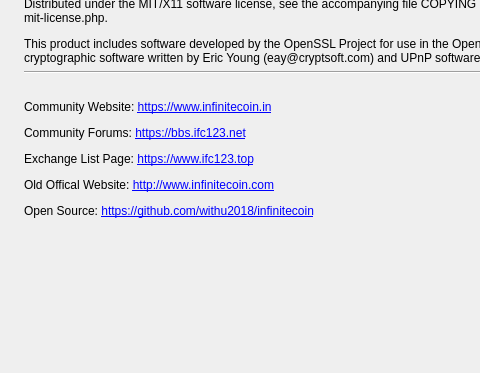
Above: src/qt/forms/aboutdialog.ui from infinitecoin/infinitecoin before the change; both pictures show x 0 to 480 and y 215 to 588 of the 714 by 588 pixel window. Below: the same form after it.
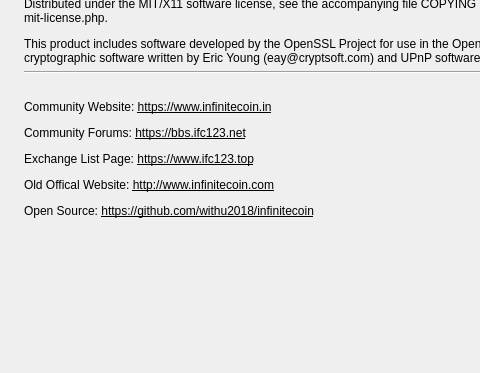
That is the form after the change. Icons and pictures are not drawn.

Commit message: add community links to about page

Diff of the .ui file:
```diff
--- a/src/qt/forms/aboutdialog.ui
+++ b/src/qt/forms/aboutdialog.ui
@@ -190,7 +190,7 @@
         <enum>Qt::DefaultContextMenu</enum>
        </property>
        <property name="text">
-        <string notr="true">&lt;html&gt;&lt;head/&gt;&lt;body&gt;&lt;p&gt;Community Website: &lt;a href=&quot;https://www.infinitecoin.in&quot;&gt;&lt;span style=&quot; text-decoration: underline; color:#0000ff;&quot;&gt;https://www.infinitecoin.in&lt;/span&gt;&lt;/a&gt;&lt;/p&gt;&lt;p&gt;Community Forums: &lt;a href=&quot;https://bbs.ifc123.net&quot;&gt;&lt;span style=&quot; text-decoration: underline; color:#0000ff;&quot;&gt;https://bbs.ifc123.net&lt;/span&gt;&lt;/a&gt;&lt;/p&gt;&lt;p&gt;Exchange List Page: &lt;a href=&quot;https://www.ifc123.top&quot;&gt;&lt;span style=&quot; text-decoration: underline; color:#0000ff;&quot;&gt;https://www.ifc123.top&lt;/span&gt;&lt;/a&gt;&lt;/p&gt;&lt;p&gt;Old Offical Website: &lt;a href=&quot;http://www.infinitecoin.com&quot;&gt;&lt;span style=&quot; text-decoration: underline; color:#0000ff;&quot;&gt;http://www.infinitecoin.com&lt;/span&gt;&lt;/a&gt;&lt;/p&gt;&lt;p&gt;Open Source: &lt;a href=&quot;https://github.com/withu2018/infinitecoin&quot;&gt;&lt;span style=&quot; text-decoration: underline; color:#0000ff;&quot;&gt;https://github.com/withu2018/infinitecoin&lt;/span&gt;&lt;/a&gt;&lt;/p&gt;&lt;p&gt;&lt;br/&gt;&lt;/p&gt;&lt;/body&gt;&lt;/html&gt;</string>
+        <string notr="true">&lt;html&gt;&lt;head/&gt;&lt;body&gt;&lt;p&gt;&lt;span style=&quot; color:#000000;&quot;&gt;Community Website: &lt;/span&gt;&lt;a href=&quot;https://www.infinitecoin.in&quot;&gt;&lt;span style=&quot; color:#000000;&quot;&gt;https://www.infinitecoin.in&lt;/span&gt;&lt;/a&gt;&lt;/p&gt;&lt;p&gt;&lt;span style=&quot; color:#000000;&quot;&gt;Community Forums:  &lt;/span&gt;&lt;a href=&quot;https://bbs.ifc123.net&quot;&gt;&lt;span style=&quot; color:#000000;&quot;&gt;https://bbs.ifc123.net&lt;/span&gt;&lt;/a&gt;&lt;/p&gt;&lt;p&gt;&lt;span style=&quot; color:#000000;&quot;&gt;Exchange List Page:  &lt;/span&gt;&lt;a href=&quot;https://www.ifc123.top&quot;&gt;&lt;span style=&quot; color:#000000;&quot;&gt;https://www.ifc123.top&lt;/span&gt;&lt;/a&gt;&lt;/p&gt;&lt;p&gt;&lt;span style=&quot; color:#000000;&quot;&gt;Old Offical Website:  &lt;/span&gt;&lt;a href=&quot;http://www.infinitecoin.com&quot;&gt;&lt;span style=&quot; color:#000000;&quot;&gt;http://www.infinitecoin.com&lt;/span&gt;&lt;/a&gt;&lt;/p&gt;&lt;p&gt;&lt;span style=&quot; color:#000000;&quot;&gt;Open Source:            &lt;/span&gt;&lt;a href=&quot;https://github.com/withu2018/infinitecoin&quot;&gt;&lt;span style=&quot; color:#000000;&quot;&gt;https://github.com/withu2018/infinitecoin&lt;/span&gt;&lt;/a&gt;&lt;span style=&quot; color:#000000;&quot;&gt;&lt;br/&gt;&lt;/span&gt;&lt;/p&gt;&lt;/body&gt;&lt;/html&gt;</string>
        </property>
        <property name="openExternalLinks">
         <bool>true</bool>
```
